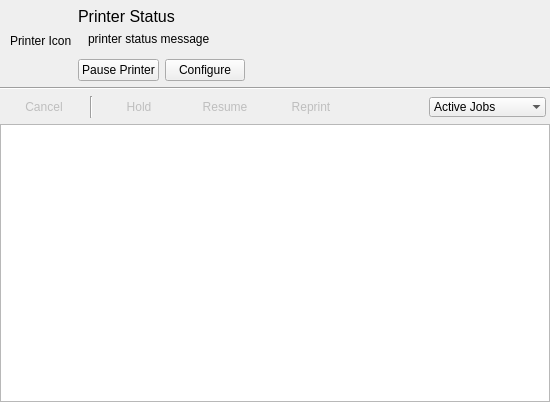
KDE/print-manager, file printqueue/PrintQueueUi.ui: the form before one commit.
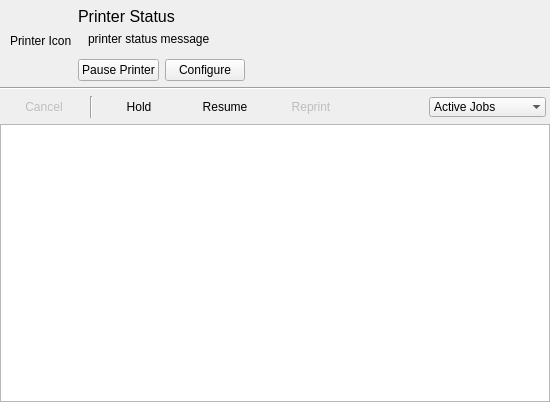
The form after the commit.

Commit message: Only show one of "Hold" and "Resume" at a time

The edit to the form file:
```diff
--- a/printqueue/PrintQueueUi.ui
+++ b/printqueue/PrintQueueUi.ui
@@ -246,7 +246,7 @@
      </item>
      <item>
       <widget class="QPushButton" name="holdJobPB">
-       <property name="enabled">
+       <property name="visible">
         <bool>false</bool>
        </property>
        <property name="text">
@@ -259,7 +259,7 @@
      </item>
      <item>
       <widget class="QPushButton" name="resumeJobPB">
-       <property name="enabled">
+       <property name="visible">
         <bool>false</bool>
        </property>
        <property name="text">
```
The commit also changes 1 other file.
